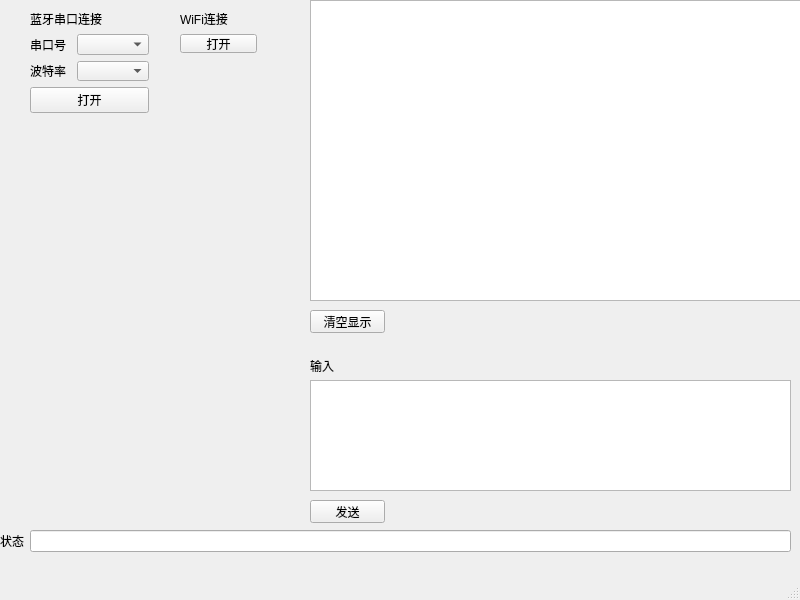
This is ui_my.ui in cjiejie/pycom as Qt 5 draws it before an edit. The edited form follows.
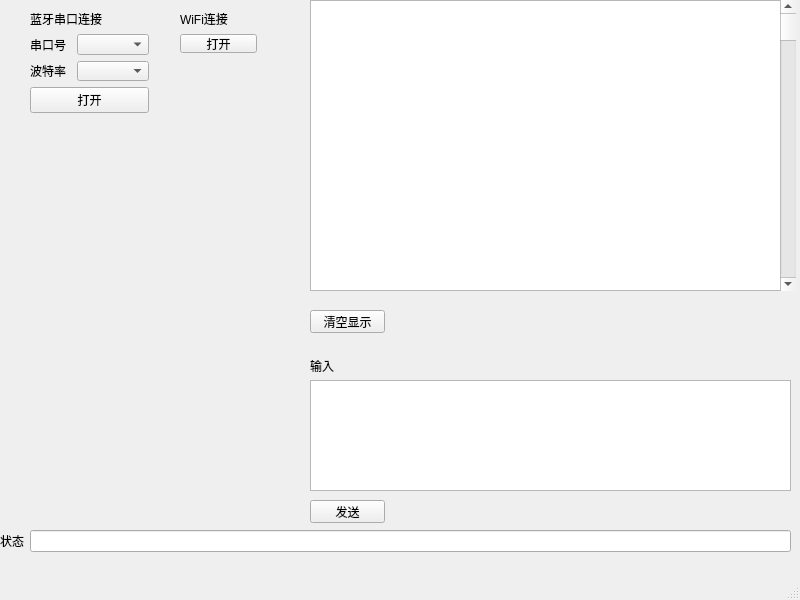
This is the edited form.

```diff
--- a/ui_my.ui
+++ b/ui_my.ui
@@ -14,16 +14,6 @@
    <string>MainWindow</string>
   </property>
   <widget class="QWidget" name="centralwidget">
-   <widget class="QTextEdit" name="obj_get_data">
-    <property name="geometry">
-     <rect>
-      <x>310</x>
-      <y>0</y>
-      <width>491</width>
-      <height>301</height>
-     </rect>
-    </property>
-   </widget>
    <widget class="QLabel" name="label_4">
     <property name="geometry">
      <rect>
@@ -183,6 +173,29 @@
      </item>
     </layout>
    </widget>
+   <widget class="QTextBrowser" name="obj_get_data">
+    <property name="geometry">
+     <rect>
+      <x>310</x>
+      <y>0</y>
+      <width>471</width>
+      <height>291</height>
+     </rect>
+    </property>
+   </widget>
+   <widget class="QScrollBar" name="verticalScrollBar">
+    <property name="geometry">
+     <rect>
+      <x>780</x>
+      <y>0</y>
+      <width>16</width>
+      <height>291</height>
+     </rect>
+    </property>
+    <property name="orientation">
+     <enum>Qt::Vertical</enum>
+    </property>
+   </widget>
   </widget>
   <widget class="QMenuBar" name="menubar">
    <property name="geometry">
```
